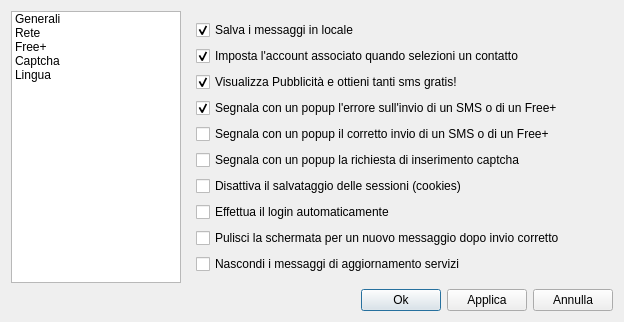
The window that opzionidialog.ui (freesmee/freesmee-desktop) describes before a commit, drawn with Qt 5.
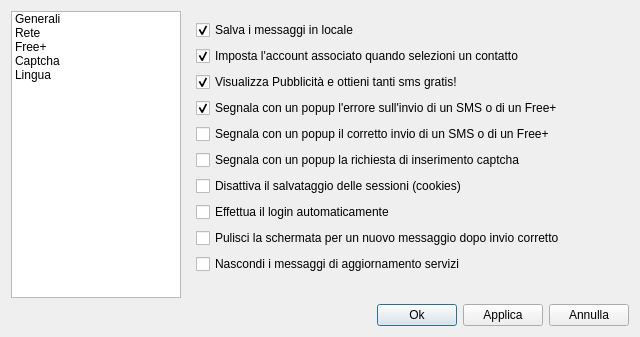
The same window after the commit. The open tabs and pages were chosen to show the change. Icons and pictures are not drawn.

```diff
--- a/opzionidialog.ui
+++ b/opzionidialog.ui
@@ -6,8 +6,8 @@
    <rect>
     <x>0</x>
     <y>0</y>
-    <width>624</width>
-    <height>322</height>
+    <width>640</width>
+    <height>337</height>
    </rect>
   </property>
   <property name="windowTitle">
@@ -126,7 +126,7 @@
              <item>
               <widget class="QCheckBox" name="checkShowAdv">
                <property name="text">
-                <string>Visualizza Pubblicità e ottieni tanti sms gratis!</string>
+                <string>Visualizza Pubblicità e ottieni tanti sms gratis!</string>
                </property>
                <property name="checked">
                 <bool>true</bool>
```
Left out of the diff: 4 changed lines with no effect on the pictures.
